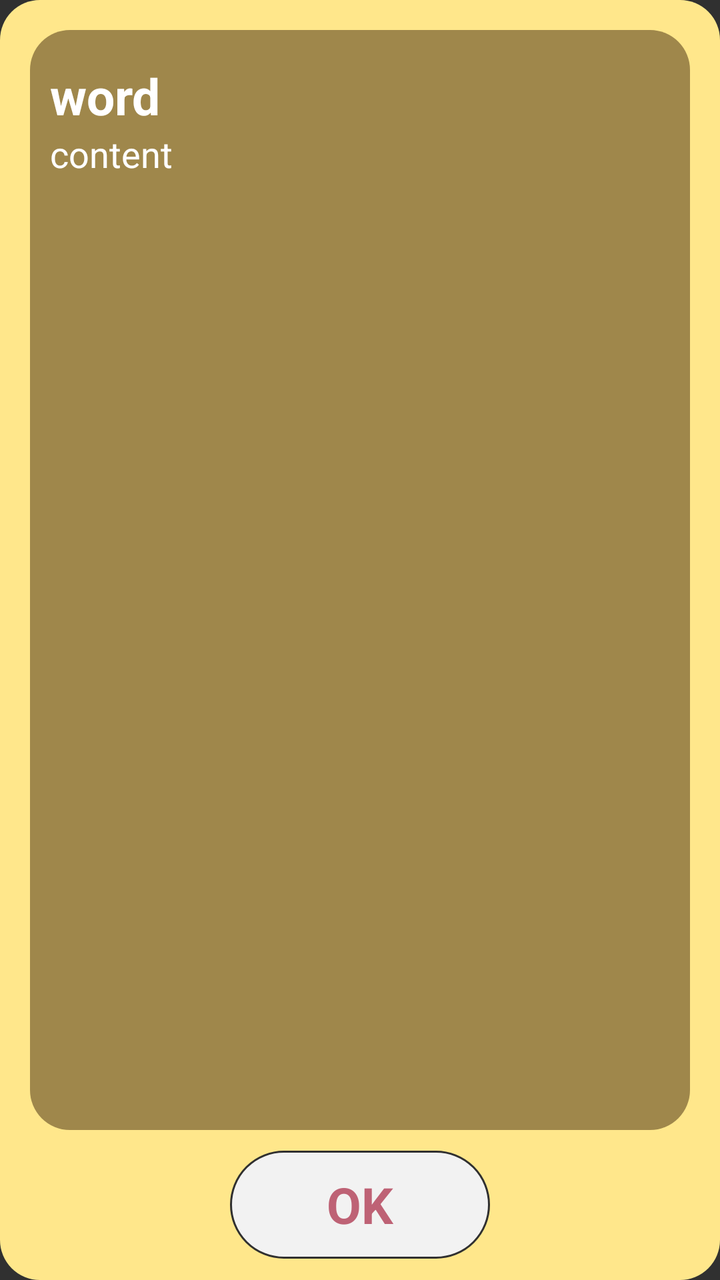
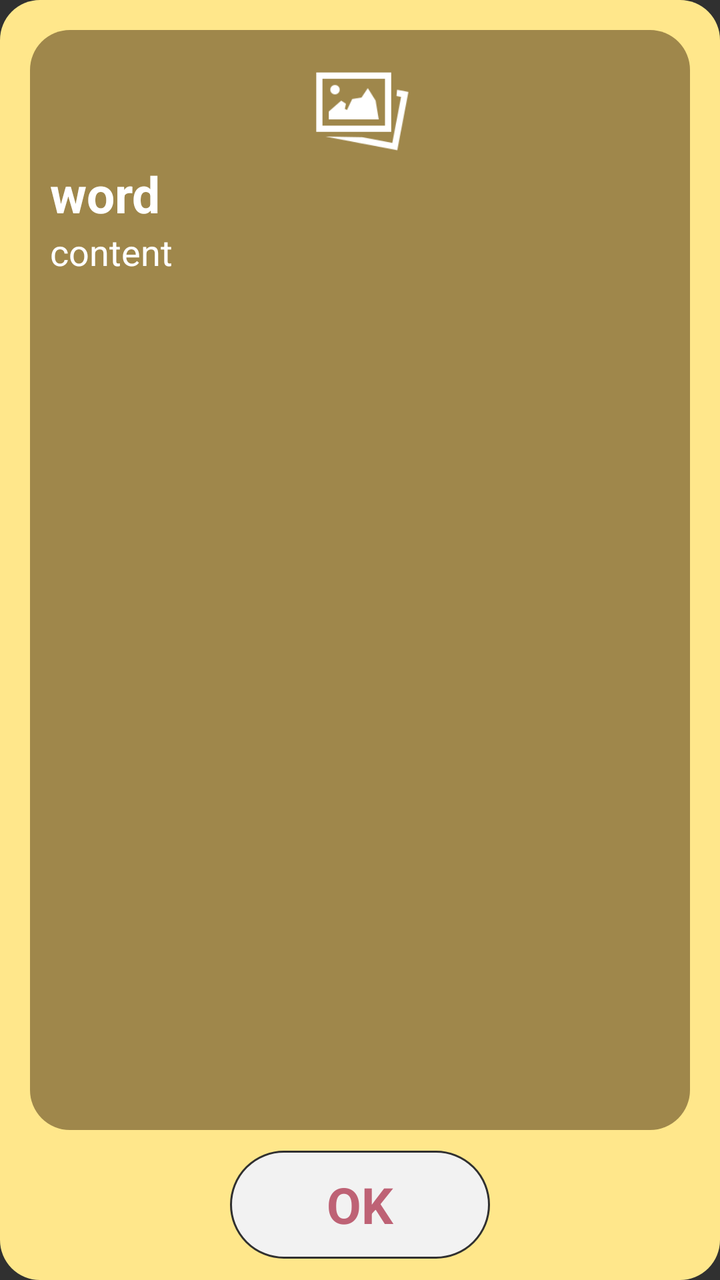

Screens rendered from an Android XML layout before and after an edit, with the pre-edit source and the edit as a unified diff.
<!-- AndroidManifest.xml: application theme Theme.AppCompat.NoActionBar -->
<!-- res/layout/dialog_word.xml -->
<?xml version="1.0" encoding="utf-8"?>
<RelativeLayout xmlns:android="http://schemas.android.com/apk/res/android"
    xmlns:tools="http://schemas.android.com/tools"
    android:layout_width="match_parent"
    android:layout_height="500dp"
    android:layout_marginLeft="10dp"
    android:layout_marginRight="10dp"
    android:background="@drawable/curve_dialognotenough"
    android:gravity="center_horizontal"
    android:layoutDirection="ltr"
    android:orientation="vertical">

    <RelativeLayout
        android:id="@+id/lytfooter"
        android:layout_width="match_parent"
        android:layout_height="75dp"
        android:layout_alignParentBottom="true"
        android:gravity="center">

        <RelativeLayout
            android:id="@+id/lytok"
            android:layout_width="130dp"
            android:layout_height="54dp"
            android:layout_centerHorizontal="true"
            android:background="@drawable/outline_button1">

            <TextView
                android:layout_width="match_parent"
                android:layout_height="wrap_content"
                android:layout_centerInParent="true"
                android:gravity="center"
                android:text="OK"
                android:textColor="#be6275"
                android:textSize="25dp"
                android:textStyle="bold" />
        </RelativeLayout>

    </RelativeLayout>

    <ScrollView
        android:layout_width="match_parent"
        android:layout_height="match_parent"
        android:layout_above="@+id/lytfooter"
        android:layout_marginLeft="15dp"
        android:layout_marginRight="15dp"
        android:layout_marginTop="15dp">

        <LinearLayout
            android:layout_width="match_parent"
            android:layout_height="wrap_content"
            android:gravity="center"
            android:orientation="vertical">

            <ImageView
                android:id="@+id/imgword"
                android:layout_width="190dp"
                android:layout_height="1dp"
                android:layout_marginTop="15dp"
                android:background="#9f874b"
                android:scaleType="fitCenter"
                tools:ignore="Suspicious0dp" />

            <TextView
                android:id="@+id/txtword"
                android:layout_width="match_parent"
                android:layout_height="wrap_content"
                android:layout_centerInParent="true"
                android:layout_marginLeft="10dp"
                android:layout_marginRight="10dp"
                android:gravity="left"
                android:text="word"
                android:textColor="#ffffff"
                android:textSize="25dp"
                android:textStyle="bold" />

            <TextView
                android:id="@+id/txtcontent"
                android:layout_width="match_parent"
                android:layout_height="wrap_content"
                android:layout_centerInParent="true"
                android:layout_marginBottom="20dp"
                android:layout_marginLeft="10dp"
                android:layout_marginRight="10dp"
                android:gravity="left"
                android:text="content"
                android:textColor="#ffffff"
                android:textSize="18dp"
                android:textStyle="normal" />
        </LinearLayout>
    </ScrollView>


</RelativeLayout>
<!-- resources referenced by this layout -->
<resources>
  <!-- drawable curve_dialognotenough (drawable) -->
  <?xml version="1.0" encoding="utf-8"?>
  <layer-list xmlns:android="http://schemas.android.com/apk/res/android">
      <item>
          <shape xmlns:android="http://schemas.android.com/apk/res/android">
              <solid android:color="#ffe78b"/>
              <stroke android:width="00dp" android:color="#B1BCBE" />
              <corners android:radius="20dp"/>
              <padding android:left="0dp" android:top="0dp" android:right="0dp" android:bottom="0dp" />
          </shape>    </item>
      <item android:bottom="75dp" android:right="15dp" android:left="15dp" android:top="15dp">
          <shape xmlns:android="http://schemas.android.com/apk/res/android">
              <solid android:color="#9f874b"/>
              <stroke android:width="00dp" android:color="#B1BCBE" />
              <corners android:radius="20dp"/>
              <padding android:left="0dp" android:top="0dp" android:right="0dp" android:bottom="0dp" />
          </shape>
      </item>
  </layer-list>
  <!-- drawable outline_button1 (drawable) -->
  <?xml version="1.0" encoding="utf-8"?>
  <layer-list xmlns:android="http://schemas.android.com/apk/res/android" >
      <item>
          <shape
              android:shape="rectangle" >
              <stroke android:color="#303030" android:width="1dp"/>
              <solid
                  android:color="#f2f2f2" />
              <corners
                  android:bottomLeftRadius="27dp"
                  android:bottomRightRadius="27dp"
                  android:topLeftRadius="27dp"
                  android:topRightRadius="27dp" />
          </shape>
      </item>
  </layer-list>
</resources>

<!-- the commit's change to res/layout/dialog_word.xml (unified diff, before → after) -->
@@ -54,9 +54,10 @@
             <ImageView
                 android:id="@+id/imgword"
                 android:layout_width="190dp"
-                android:layout_height="1dp"
+                android:layout_height="50dp"
                 android:layout_marginTop="15dp"
                 android:background="#9f874b"
+                android:src="@drawable/gallery"
                 android:scaleType="fitCenter"
                 tools:ignore="Suspicious0dp" />
 
<!-- resource entries referenced after the edit -->
@@ -19,6 +19,7 @@
           </shape>
       </item>
   </layer-list>
+  <!-- drawable gallery: png bitmap (drawable, 2964 bytes) -->
   <!-- drawable outline_button1 (drawable) -->
   <?xml version="1.0" encoding="utf-8"?>
   <layer-list xmlns:android="http://schemas.android.com/apk/res/android" >
